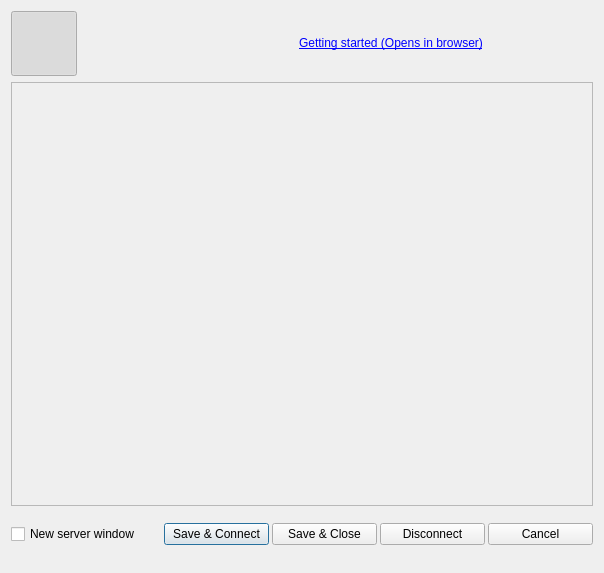
First picture: the form in iconfig.ui, repository daniel-Jones/IdealIRC, before the edit.
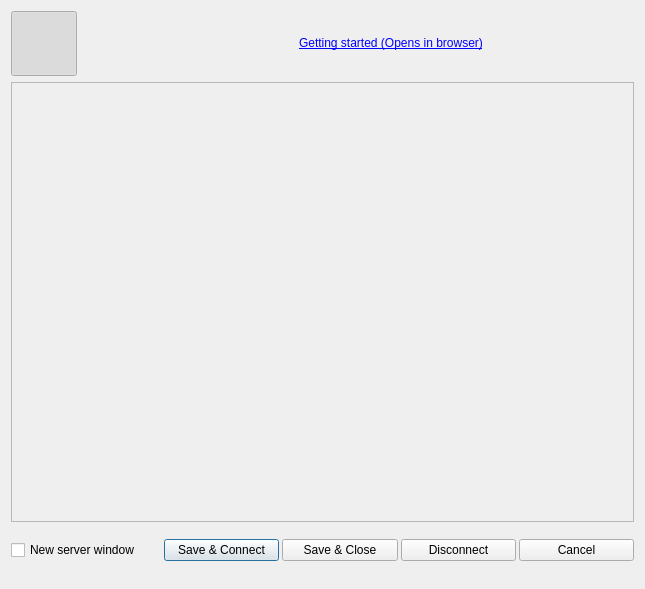
Second picture: the form after the edit. Icons and pictures are not drawn.

Diff of the .ui file:
```diff
--- a/iconfig.ui
+++ b/iconfig.ui
@@ -6,8 +6,8 @@
    <rect>
     <x>0</x>
     <y>0</y>
-    <width>604</width>
-    <height>573</height>
+    <width>645</width>
+    <height>589</height>
    </rect>
   </property>
   <property name="minimumSize">
```
